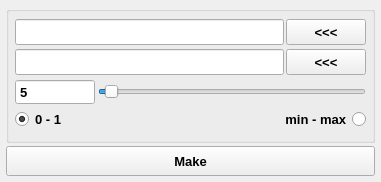
Before: the Qt Designer form Plugcmds/makeAttachJoints.ui in zclongpop123/RiggingTeamTools, drawn with Qt 5.
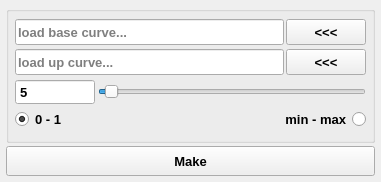
After: the same form once the commit is applied.

```diff
--- a/Plugcmds/makeAttachJoints.ui
+++ b/Plugcmds/makeAttachJoints.ui
@@ -83,6 +83,9 @@
            <property name="readOnly">
             <bool>true</bool>
            </property>
+           <property name="placeholderText">
+            <string>load base curve...</string>
+           </property>
           </widget>
          </item>
          <item>
@@ -148,6 +151,9 @@
            <property name="readOnly">
             <bool>true</bool>
            </property>
+           <property name="placeholderText">
+            <string>load up curve...</string>
+           </property>
           </widget>
          </item>
          <item>
```
